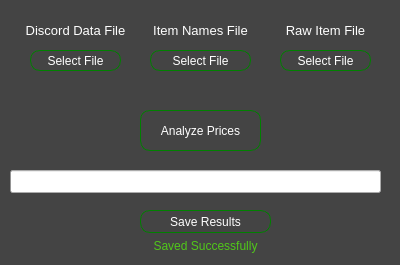
Old version of the form UI/dialogue.ui in the repository ryqui/GrowTrends.
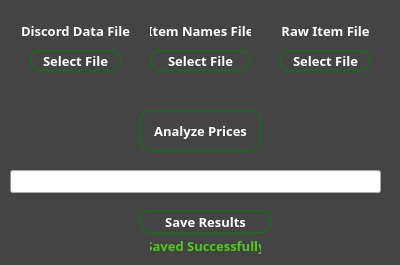
New version of the form.

Commit message: Changed Font to "Tonnelier" + small UI changes

The edit to the form file:
```diff
--- a/UI/dialogue.ui
+++ b/UI/dialogue.ui
@@ -58,6 +58,16 @@
       <height>21</height>
      </rect>
     </property>
+    <property name="font">
+     <font>
+      <family>Tonnelier</family>
+      <pointsize>10</pointsize>
+      <weight>75</weight>
+      <bold>true</bold>
+      <stylestrategy>PreferDefault</stylestrategy>
+      <kerning>true</kerning>
+     </font>
+    </property>
     <property name="styleSheet">
      <string notr="true"/>
     </property>
@@ -76,10 +86,12 @@
     </property>
     <property name="font">
      <font>
-      <family>MS Shell Dlg 2</family>
+      <family>Tonnelier</family>
       <pointsize>10</pointsize>
-      <weight>50</weight>
-      <bold>false</bold>
+      <weight>75</weight>
+      <bold>true</bold>
+      <stylestrategy>PreferDefault</stylestrategy>
+      <kerning>true</kerning>
      </font>
     </property>
     <property name="text">
@@ -93,17 +105,19 @@
     <property name="geometry">
      <rect>
       <x>140</x>
-      <y>80</y>
+      <y>69</y>
       <width>121</width>
-      <height>20</height>
+      <height>31</height>
      </rect>
     </property>
     <property name="font">
      <font>
-      <family>MS Shell Dlg 2</family>
-      <pointsize>10</pointsize>
-      <weight>50</weight>
-      <bold>false</bold>
+      <family>Tonnelier</family>
+      <pointsize>9</pointsize>
+      <weight>75</weight>
+      <bold>true</bold>
+      <stylestrategy>PreferDefault</stylestrategy>
+      <kerning>true</kerning>
      </font>
     </property>
     <property name="text">
@@ -124,10 +138,12 @@
     </property>
     <property name="font">
      <font>
-      <family>MS Shell Dlg 2</family>
+      <family>Tonnelier</family>
       <pointsize>10</pointsize>
-      <weight>50</weight>
-      <bold>false</bold>
+      <weight>75</weight>
+      <bold>true</bold>
+      <stylestrategy>PreferDefault</stylestrategy>
+      <kerning>true</kerning>
      </font>
     </property>
     <property name="text">
@@ -146,6 +162,16 @@
       <height>21</height>
      </rect>
     </property>
+    <property name="font">
+     <font>
+      <family>Tonnelier</family>
+      <pointsize>10</pointsize>
+      <weight>75</weight>
+      <bold>true</bold>
+      <stylestrategy>PreferDefault</stylestrategy>
+      <kerning>true</kerning>
+     </font>
+    </property>
     <property name="text">
      <string>Select File</string>
     </property>
@@ -161,10 +187,12 @@
     </property>
     <property name="font">
      <font>
-      <family>MS Shell Dlg 2</family>
+      <family>Tonnelier</family>
       <pointsize>10</pointsize>
-      <weight>50</weight>
-      <bold>false</bold>
+      <weight>75</weight>
+      <bold>true</bold>
+      <stylestrategy>PreferDefault</stylestrategy>
+      <kerning>true</kerning>
      </font>
     </property>
     <property name="text">
@@ -178,17 +206,19 @@
     <property name="geometry">
      <rect>
       <x>270</x>
-      <y>80</y>
+      <y>69</y>
       <width>111</width>
-      <height>20</height>
+      <height>31</height>
      </rect>
     </property>
     <property name="font">
      <font>
-      <family>MS Shell Dlg 2</family>
-      <pointsize>10</pointsize>
-      <weight>50</weight>
-      <bold>false</bold>
+      <family>Tonnelier</family>
+      <pointsize>9</pointsize>
+      <weight>75</weight>
+      <bold>true</bold>
+      <stylestrategy>PreferDefault</stylestrategy>
+      <kerning>true</kerning>
      </font>
     </property>
     <property name="text">
@@ -207,6 +237,16 @@
       <height>21</height>
      </rect>
     </property>
+    <property name="font">
+     <font>
+      <family>Tonnelier</family>
+      <pointsize>10</pointsize>
+      <weight>75</weight>
+      <bold>true</bold>
+      <stylestrategy>PreferDefault</stylestrategy>
+      <kerning>true</kerning>
+     </font>
+    </property>
     <property name="text">
      <string>Select File</string>
     </property>
@@ -220,6 +260,16 @@
       <height>41</height>
      </rect>
     </property>
+    <property name="font">
+     <font>
+      <family>Tonnelier</family>
+      <pointsize>10</pointsize>
+      <weight>75</weight>
+      <bold>true</bold>
+      <stylestrategy>PreferDefault</stylestrategy>
+      <kerning>true</kerning>
+     </font>
+    </property>
     <property name="text">
      <string>Analyze Prices</string>
     </property>
@@ -246,6 +296,16 @@
       <height>23</height>
      </rect>
     </property>
+    <property name="font">
+     <font>
+      <family>Tonnelier</family>
+      <pointsize>10</pointsize>
+      <weight>75</weight>
+      <bold>true</bold>
+      <stylestrategy>PreferDefault</stylestrategy>
+      <kerning>true</kerning>
+     </font>
+    </property>
     <property name="text">
      <string>Save Results</string>
     </property>
@@ -259,6 +319,16 @@
       <height>31</height>
      </rect>
     </property>
+    <property name="font">
+     <font>
+      <family>Tonnelier</family>
+      <pointsize>10</pointsize>
+      <weight>75</weight>
+      <bold>true</bold>
+      <stylestrategy>PreferDefault</stylestrategy>
+      <kerning>true</kerning>
+     </font>
+    </property>
     <property name="styleSheet">
      <string notr="true">color: rgb(80,200,25);</string>
     </property>
@@ -273,17 +343,19 @@
     <property name="geometry">
      <rect>
       <x>20</x>
-      <y>80</y>
+      <y>69</y>
       <width>111</width>
-      <height>20</height>
+      <height>31</height>
      </rect>
     </property>
     <property name="font">
      <font>
-      <family>MS Shell Dlg 2</family>
-      <pointsize>10</pointsize>
-      <weight>50</weight>
-      <bold>false</bold>
+      <family>Tonnelier</family>
+      <pointsize>9</pointsize>
+      <weight>75</weight>
+      <bold>true</bold>
+      <stylestrategy>PreferDefault</stylestrategy>
+      <kerning>true</kerning>
      </font>
     </property>
     <property name="text">
```
Left out of the diff: 10 changed lines with no effect on the pictures. The commit also changes 3 other files.
